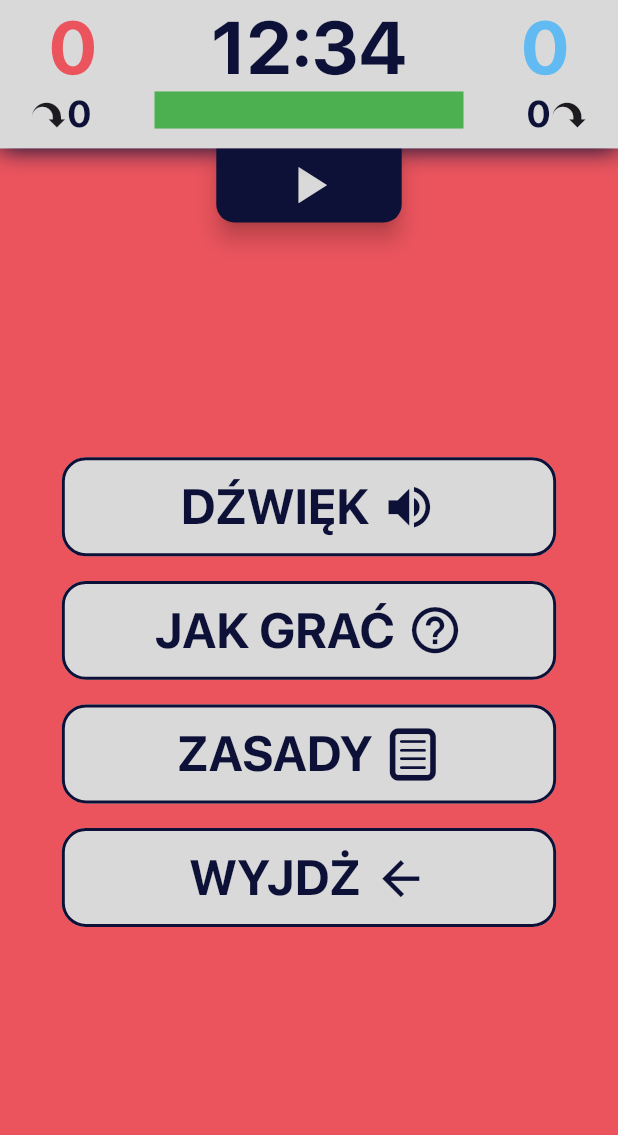
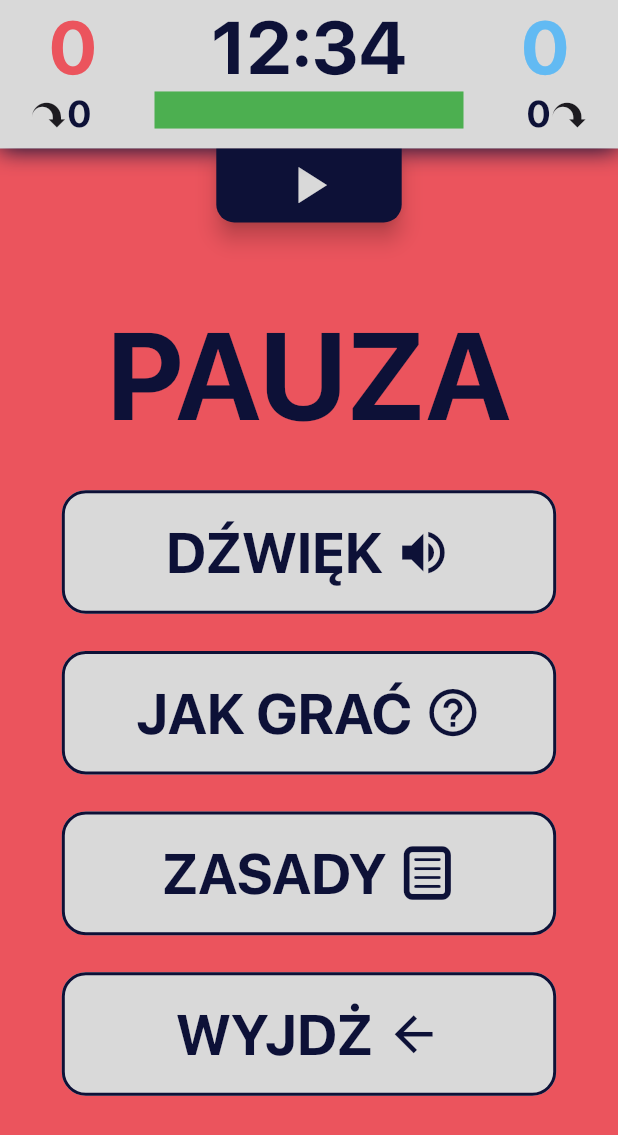
Before and after one commit to AlexanderRavenscroft/talk_but_carefully_app, a Flutter app: the GameScreen screen opened directly, after a tap on an icon or button, on a phone screen of 412 x 824 dp. Shown: the top 1135 px of the screen. Run offline on Flutter 3.47's test engine with Material 3 defaults, Android fonts, the phone set to English and light mode, and no system bars; our stand-ins replace audioplayers, device_preview, flutter_svg, package_info_plus, shared_preferences; accounts and stored records are empty.

Commit message:
Reset Points fix

```diff
--- a/lib/core/game_logic.dart
+++ b/lib/core/game_logic.dart
@@ -3,6 +3,7 @@ import 'package:gadajaleostroznie/core/globals.dart';
 import 'package:gadajaleostroznie/core/setup.dart';
 import 'package:gadajaleostroznie/presentation/game/game_results_screen.dart';
 import 'package:gadajaleostroznie/services/audio_service.dart';
+
 Map<Team, int> teamPlayerIndexes = {
   teamA: 0,
   teamB: 0,
@@ -12,12 +13,10 @@ String fullEncounterMessage = '';
 String getEncounterMessage() {
   if (currentTeam.players.isEmpty) {
     return '${getRandomElement(playerEncounterList)} ${currentTeam.name}!';
-    // return 'No dalej, nie każ nam czekać wieczność ${currentTeam.name}!';
   }
 
   int index = teamPlayerIndexes[currentTeam]!;
   return '${getRandomElement(playerEncounterList)} ${currentTeam.players[index].username}!';
-  //  return 'No dalej, nie każ nam czekać wieczność ${currentTeam.players[index].username}!';
 }
 
 void assignCurrentPlayer() {
@@ -29,13 +28,20 @@ void assignCurrentPlayer() {
   }
 }
 
+enum Screen {encounter, question}
+Screen currentScreen = Screen.encounter;
+
+bool isTeamBTurn = false;
+Team currentTeam = teamA;
+
 int currentGameStage = 0;
+int currentRound = 1;
+
 void nextScreen() {
   // Half of the round
   if(currentScreen == Screen.question) {
     isTeamBTurn = !isTeamBTurn;
     currentTeam = isTeamBTurn ? teamB : teamA;
-
   }
 
   currentGameStage = (currentGameStage >= 4) ? 1 : currentGameStage + 1;
@@ -54,10 +60,10 @@ void nextScreen() {
       assignCurrentPlayer();
     }
   }
-
   currentScreen = currentScreen == Screen.encounter ? Screen.question : Screen.encounter;
 }
 
+// POINTS BUTTONS FUNCTIONS
 void addPoints() {
   currentTeam.points++;
   if (currentTeam.players.isNotEmpty) {
@@ -80,8 +86,8 @@ void addSkips() {
     currentTeam.skips++;
 }
 
+// END OF THE GAME
 Team? winningTeam = teamA;
-
 checkResults() {
   if(teams.any((team) => team.points >= GameSettings.aviablePoints)) {
     if(teamA.points > teamB.points) {
@@ -107,15 +113,20 @@ checkResults() {
   }
   return false;
 }
+
+// RESET GAME
 void resetGame() {
-  // Keep the Teams and players, reset points
-
-  // teamA = Team("Drużyna I", [], TeamColors.teamRedColor, 0, 0);
-  // teamB = Team("Drużyna II", [], TeamColors.teamBlueColor, 0, 0);
+  // Keep the Teams and players, reset and screen
   for (var team in teams) {
     team.points = 0;
     team.skips = 0;
   }
+  for (Team team in teams) {
+    for (Player player in team.players) {
+      player.points = 0;
+    }
+  }
+
   currentGameStage = 0;
   currentRound = 1;
   teamPlayerIndexes[teamA] = 0;
--- a/lib/core/globals.dart
+++ b/lib/core/globals.dart
@@ -1,12 +1,9 @@
-// This file contains all global variables including sounds, excluding imported text
 import 'package:flutter/material.dart';
 import 'package:gadajaleostroznie/themes/themes.dart';
 
 //==================[GLOBAL NAVIGATION KEY]==================
 // Defining this will make easier Navigation between game and game_results_screen
 final GlobalKey<NavigatorState> navigatorKey = GlobalKey<NavigatorState>();
-
-
 
 //==================[GAME SETTINGS VARIABLES]==================
 class GameSettings{
@@ -23,8 +20,6 @@ class Player{
   int points;
 
   Player(this.username, this.points);
-
-
 }
 
 class Team{
@@ -41,16 +36,6 @@ List<Team> teams = [
     teamA,
     teamB,
 ];
+
 Team teamA = Team("Drużyna I", [], TeamColors.teamRedColor, 0, 0);
 Team teamB = Team("Drużyna II", [], TeamColors.teamBlueColor, 0, 0);
-
-//==================[GAME VARIABLES]==================
-
-
-int currentRound = 1;
-
-
-enum Screen {encounter, question}
-Screen currentScreen = Screen.encounter;
- bool isTeamBTurn = false;
-Team currentTeam = teamA;
--- a/lib/core/provider.dart
+++ b/lib/core/provider.dart
@@ -16,7 +16,7 @@ class ToggleProvider extends ChangeNotifier {
 /// Refresh team_settings_screen when color is choosen
 class RefreshProvider extends ChangeNotifier {
   void refreshPage() {
-    notifyListeners(); // Notify widgets that the page needs to rebuild
+    notifyListeners();
   }
 }
 
@@ -27,6 +27,7 @@ class GameToggleProvider extends ChangeNotifier {
   }
 }
 
+/// Update screen after game pause occurs
 class GamePauseProvider extends ChangeNotifier {
   bool _isPaused = false;
 
--- a/lib/main.dart
+++ b/lib/main.dart
@@ -29,7 +29,7 @@ void main() async {
 
   runApp(
     DevicePreview(
-      enabled: false,
+      enabled: true,
       builder: (context) => MultiProvider(
         providers: [
           ChangeNotifierProvider(create: (context) => ToggleProvider()),
--- a/lib/presentation/game/game_screen.dart
+++ b/lib/presentation/game/game_screen.dart
@@ -71,12 +71,12 @@ class GameScreen extends StatelessWidget {
                                     : SizedBox.shrink(),
 
                                 // Points and Skips Buttons
-                                Row(
+                                (currentScreen == Screen.question)
+                                    ? Row(
                                         mainAxisAlignment: MainAxisAlignment.spaceEvenly,
                                         children: [
                                           // Remove Points Button
-                                    (currentScreen == Screen.question)
-                                        ? PointsButton(
+                                          PointsButton(
                                             onPressed: () async {
                                               playAudio(GameSounds.wrongAnswerSound);
                                               if (!isLoading) {
@@ -89,12 +89,10 @@ class GameScreen extends StatelessWidget {
                                             },
                                             buttonIcon: AppIcons.cancel,
                                             iconColor: AppColors.primaryColor,
-                                          )
-                                        : SizedBox.shrink(),
+                                          ),
 
                                           // Add Skips Button
-                                    (currentScreen == Screen.question)
-                                        ? PointsButton(
+                                          PointsButton(
                                             onPressed: () async {
                                               if (!isLoading) {
                                                 if (currentTeam.skips < GameSettings.aviableSkips) {
@@ -109,12 +107,10 @@ class GameScreen extends StatelessWidget {
                                             },
                                             buttonIcon: AppIcons.arrowsCcw,
                                             iconColor: AppColors.textColor,
-                                          )
-                                        : SizedBox.shrink(),
+                                          ),
 
                                           // Add Points Button
-                                    (currentScreen == Screen.question)
-                                        ? PointsButton(
+                                          PointsButton(
                                             onPressed: () async {
                                               if (!isLoading) {
                                                 playAudio(GameSounds.correctAnswerSound);
@@ -127,10 +123,10 @@ class GameScreen extends StatelessWidget {
                                             },
                                             buttonIcon: AppIcons.ok,
                                             iconColor: AppColors.notificationColor,
+                                          ),
+                                        ],
                                       )
                                     : SizedBox.shrink(),
-                                  ],
-                                ),
                               ],
                             ),
                           );
--- a/lib/presentation/game/game_screen_widgets.dart
+++ b/lib/presentation/game/game_screen_widgets.dart
@@ -7,6 +7,79 @@ import 'package:gadajaleostroznie/core/game_logic.dart';
 import 'package:gadajaleostroznie/services/audio_service.dart';
 import 'package:gadajaleostroznie/core/provider.dart';
 import 'package:provider/provider.dart';
+
+//====================[GAME APP BAR]====================
+class GameAppBar extends StatelessWidget {
+  const GameAppBar({super.key});
+
+  @override
+  Widget build(BuildContext context) {
+    return Container(
+      decoration: BoxDecoration(
+        boxShadow: [
+          BoxShadow(
+            color: AppColors.textColor,
+            blurRadius: 12,
+            offset: Offset(0, 2),
+          ),
+        ],
+      ),
+      child: AppBar(
+        toolbarHeight: MediaQuery.of(context).size.height * 0.12,
+        backgroundColor: AppColors.neutralColor,
+        elevation: 0,
+        automaticallyImplyLeading: false,
+        title: SizedBox(
+          width: double.infinity,
+          height: MediaQuery.of(context).size.height * 0.12,
+          child: Stack(
+            alignment: Alignment.topCenter,
+            children: [
+              // Team A Points
+              Positioned(
+                left: MediaQuery.of(context).size.width * 0.04,
+                child: TeamPointsDisplay(teamPoints: teamA.points, teamColor: teamA.color),
+              ),
+
+              // Team A Skips
+              Positioned(
+                top: MediaQuery.of(context).size.height * 0.074,
+                left: MediaQuery.of(context).size.width * 0.01,
+                child: TeamSkipsDisplay(teamSkips: teamA.skips, iconFirst: true),
+              ),
+
+              // TIMER
+              Positioned(
+                child: TimerWidget(),
+              ),
+
+              // Progress Bar
+              Positioned(
+                top: MediaQuery.of(context).size.height * 0.074,
+                child: ProgressBarWidget(),
+              ),
+
+              // Team B Points
+              Positioned(
+                right: MediaQuery.of(context).size.width * 0.04,
+                child: TeamPointsDisplay(teamPoints: teamB.points, teamColor: teamB.color),
+              ),
+
+              // Team B Skips
+              Positioned(
+                top: MediaQuery.of(context).size.height * 0.074,
+                right: MediaQuery.of(context).size.width * 0.01,
+                child: TeamSkipsDisplay(teamSkips: teamB.skips, iconFirst: false),
+              ),
+            ],
+          ),
+        ),
+      ),
+    );
+  }
+}
+//====================[/GAME APP BAR]====================
+
 //====================[TEAM COLOR BACKGROUND]====================
 class TeamBackground extends StatefulWidget {
   const TeamBackground({super.key});
@@ -73,7 +146,6 @@ class TeamSkipsDisplay extends StatelessWidget {
         fontSize: MediaQuery.of(context).size.height * 0.03,
       ),
     );
-
     return Row(
       children: iconFirst ? [icon, text] : [text, icon],
     );
@@ -353,127 +425,6 @@ class PointsButton extends StatelessWidget {
 }
 //====================[/POINTS BUTTON]====================
 
-//====================[GAME APP BAR]====================
-class GameAppBar extends StatelessWidget {
-  const GameAppBar({super.key});
-
-  @override
-  Widget build(BuildContext context) {
-    return Container(
-      decoration: BoxDecoration(
-        boxShadow: [
-          BoxShadow(
-            color: AppColors.textColor,
-            blurRadius: 12,
-            offset: Offset(0, 2),
-          ),
-        ],
-      ),
-      child: AppBar(
-        toolbarHeight: MediaQuery.of(context).size.height * 0.12,
-        backgroundColor: AppColors.neutralColor,
-        elevation: 0,
-        automaticallyImplyLeading: false,
-        title: SizedBox(
-          width: double.infinity,
-          height: MediaQuery.of(context).size.height * 0.12,
-          child: Stack(
-            alignment: Alignment.topCenter,
-            children: [
-              // Team A Points
-              Positioned(
-                left: MediaQuery.of(context).size.width * 0.04,
-                child: TeamPointsDisplay(teamPoints: teamA.points, teamColor: teamA.color),
-              ),
-
-              // Team A Skips
-              Positioned(
-                top: MediaQuery.of(context).size.height * 0.074,
-                left: MediaQuery.of(context).size.width * 0.01,
-                child: TeamSkipsDisplay(teamSkips: teamA.skips, iconFirst: true),
-              ),
-
-              // TIMER
-              Positioned(
-                child: TimerWidget(),
-              ),
-
-              // Progress Bar
-              Positioned(
-                top: MediaQuery.of(context).size.height * 0.074,
-                child: ProgressBarWidget(),
-              ),
-
-              // Team B Points
-              Positioned(
-                right: MediaQuery.of(context).size.width * 0.04,
-                child: TeamPointsDisplay(teamPoints: teamB.points, teamColor: teamB.color),
-              ),
-
-              // Team B Skips
-              Positioned(
-                top: MediaQuery.of(context).size.height * 0.074,
-                right: MediaQuery.of(context).size.width * 0.01,
-                child: TeamSkipsDisplay(teamSkips: teamB.skips, iconFirst: false),
-              ),
-            ],
-          ),
-        ),
-      ),
-    );
-  }
-}
-//====================[/GAME APP BAR]====================
-
-//====================[PAUSE BUTTON]====================
-class PauseButton extends StatefulWidget {
-  const PauseButton({super.key});
-
-  @override
-  State<PauseButton> createState() => PauseButtonState();
-}
-
-class PauseButtonState extends State<PauseButton> {
-  @override
-  Widget build(BuildContext context) {
-    return Consumer<GamePauseProvider>(
-      builder: (context, gamePauseProvider, child) {
-        return SizedBox(
-          width: MediaQuery.of(context).size.width * 0.3,
-          height: MediaQuery.of(context).size.height * 0.06,
-          child: ElevatedButton(
-            style: ButtonStyle(
-              backgroundColor: WidgetStateProperty.all(AppColors.textColor),
-              shape: WidgetStateProperty.all(
-                RoundedRectangleBorder(
-                  borderRadius: BorderRadius.only(
-                    bottomLeft: Radius.circular(12),
-                    bottomRight: Radius.circular(12),
-                  ),
-                ),
-              ),
-              elevation: WidgetStateProperty.all(6),
-              shadowColor: WidgetStateProperty.all(Colors.black),
-            ),
-            onPressed: () {
-              context.read<GamePauseProvider>().pauseGame();
-              playAudio(GameSounds.tapSound);
-            },
-            child: Center(
-              child: Icon(
-                gamePauseProvider.isPaused ?AppIcons.play :  AppIcons.pause,
-                size: MediaQuery.of(context).size.height * 0.05,
-                color: AppColors.neutralColor,
-              ),
-            ),
-          ),
-        );
-      },
-    );
-  }
-}
-//====================[/PAUSE BUTTON]====================
-
 //====================[DATA LOADING INDICATOR]====================
 class DataLoadingIndicator extends StatefulWidget {
   const DataLoadingIndicator({super.key});
--- a/lib/presentation/game/pause_screen.dart
+++ b/lib/presentation/game/pause_screen.dart
@@ -8,6 +8,56 @@ import 'package:gadajaleostroznie/presentation/settings/game_settings_screen.dar
 import 'package:gadajaleostroznie/core/provider.dart';
 import 'package:provider/provider.dart';
 
+//====================[PAUSE BUTTON]====================
+class PauseButton extends StatefulWidget {
+  const PauseButton({super.key});
+
+  @override
+  State<PauseButton> createState() => PauseButtonState();
+}
+
+class PauseButtonState extends State<PauseButton> {
+  @override
+  Widget build(BuildContext context) {
+    return Consumer<GamePauseProvider>(
+      builder: (context, gamePauseProvider, child) {
+        return SizedBox(
+          width: MediaQuery.of(context).size.width * 0.3,
+          height: MediaQuery.of(context).size.height * 0.06,
+          child: ElevatedButton(
+            style: ButtonStyle(
+              backgroundColor: WidgetStateProperty.all(AppColors.textColor),
+              shape: WidgetStateProperty.all(
+                RoundedRectangleBorder(
+                  borderRadius: BorderRadius.only(
+                    bottomLeft: Radius.circular(12),
+                    bottomRight: Radius.circular(12),
+                  ),
+                ),
+              ),
+              elevation: WidgetStateProperty.all(6),
+              shadowColor: WidgetStateProperty.all(Colors.black),
+            ),
+            onPressed: () {
+              context.read<GamePauseProvider>().pauseGame();
+              playAudio(GameSounds.tapSound);
+            },
+            child: Center(
+              child: Icon(
+                gamePauseProvider.isPaused ? AppIcons.play :  AppIcons.pause,
+                size: MediaQuery.of(context).size.height * 0.05,
+                color: AppColors.neutralColor,
+              ),
+            ),
+          ),
+        );
+      },
+    );
+  }
+}
+//====================[/PAUSE BUTTON]====================
+
+//====================[PAUSE SCREEN]====================
 class PauseScreen extends StatefulWidget {
   const PauseScreen({super.key});
 
@@ -21,6 +71,16 @@ class PauseScreenState extends State<PauseScreen> {
     return Column(
       mainAxisAlignment: MainAxisAlignment.center,
       children: [
+        Text(
+          'PAUZA',
+          style: AppTypography.descBoldStyle.copyWith(
+            fontSize: MediaQuery.of(context).size.height * 0.1,
+          ),
+        ),
+
+        SizedBox(height: MediaQuery.of(context).size.height * 0.02),
+
+        // Sound Toggle Button
         PauseSettingsButton(
           settingsButtonText: 'DŹWIĘK',
           settingsButtonIcon: GameSounds.soundToggled ? AppIcons.soundON : AppIcons.soundOFF,
@@ -32,7 +92,10 @@ class PauseScreenState extends State<PauseScreen> {
             playAudio(GameSounds.optionSwitchSound);
           },
         ),
-        SizedBox(height: MediaQuery.of(context).size.height * 0.02),
+
+        SizedBox(height: MediaQuery.of(context).size.height * 0.03),
+
+        // Game Guide Button
         PauseSettingsButton(
           settingsButtonText: 'JAK GRAĆ',
           settingsButtonIcon: AppIcons.question,
@@ -50,7 +113,10 @@ class PauseScreenState extends State<PauseScreen> {
             playAudio(GameSounds.optionSwitchSound);
           },
         ),
-        SizedBox(height: MediaQuery.of(context).size.height * 0.02),
+
+        SizedBox(height: MediaQuery.of(context).size.height * 0.03),
+
+        // Rules Button
         PauseSettingsButton(
           settingsButtonText: 'ZASADY',
           settingsButtonIcon: AppIcons.docText,
@@ -69,25 +135,27 @@ class PauseScreenState extends State<PauseScreen> {
             playAudio(GameSounds.optionSwitchSound);
           },
         ),
-        SizedBox(height: MediaQuery.of(context).size.height * 0.02),
 
+        SizedBox(height: MediaQuery.of(context).size.height * 0.03),
+
+        // Exit Button
         PauseSettingsButton(
           settingsButtonText: 'WYJDŻ',
           settingsButtonIcon: AppIcons.arrowBack,
           settingsButtonPress: () {
             resetGame();
-              Navigator.pop(context, MaterialPageRoute(builder: (context) =>  GameSettingsScreen()));
+            Navigator.pop(context, MaterialPageRoute(builder: (context) => GameSettingsScreen()));
             context.read<GamePauseProvider>().pauseGame();
             playAudio(GameSounds.tapSound);
           },
         ),
-
-      ]
+      ],
     );
   }
 }
-//====================[MENU BUTTON]====================
-//====================[SETTINGS BUTTONS]====================
+//====================[/PAUSE SCREEN]====================
+
+//====================[PAUSE SETTINGS BUTTON]====================
 class PauseSettingsButton extends StatelessWidget {
   final VoidCallback settingsButtonPress;
   final IconData settingsButtonIcon;
@@ -108,7 +176,7 @@ class PauseSettingsButton extends StatelessWidget {
         fixedSize: WidgetStateProperty.all(
           Size(
             MediaQuery.of(context).size.width * 0.8,
-            MediaQuery.of(context).size.height * 0.08,
+            MediaQuery.of(context).size.height * 0.1,
           ),
         ),
         backgroundColor: WidgetStateProperty.all(AppColors.neutralColor),
@@ -128,22 +196,23 @@ class PauseSettingsButton extends StatelessWidget {
           Text(
             settingsButtonText,
             style: AppTypography.descBoldStyle.copyWith(
-              fontSize: MediaQuery.of(context).size.height * 0.04,
-            )
+              fontSize: MediaQuery.of(context).size.height * 0.046,
+            ),
           ),
           SizedBox(width: MediaQuery.of(context).size.width * 0.02),
           Icon(
             settingsButtonIcon,
             color: AppColors.textColor,
-            size: (MediaQuery.of(context).size.width + MediaQuery.of(context).size.height) * 0.03,
+            size: MediaQuery.of(context).size.height * 0.046,
           ),
         ],
       ),
     );
   }
 }
-//====================[/SETTINGS BUTTONS]====================
-//====================[RULES POPUP]====================
+//====================[/PAUSE SETTINGS BUTTON]====================
+
+//====================[GAME GUIDE DIALOG]====================
 class GameGuideDialog extends StatelessWidget {
   final IconData headingIcon;
   final String headingText;
@@ -184,16 +253,15 @@ class GameGuideDialog extends StatelessWidget {
         ],
       ),
 
+      // Content: Game Guide Image and Text
       content: SizedBox(
         width: double.maxFinite,
         child: SingleChildScrollView(
           child: Column(
-            spacing: 4,
             children: [
               Image.asset('assets/images/game-guide-pl.png'),
               Center(
-
-                  child:  Text(
+                child: Text(
                   'RODZAJE PYTAŃ:',
                   textAlign: TextAlign.justify,
                   style: AppTypography.descBoldStyle.copyWith(
@@ -246,16 +314,22 @@ class GameGuideDialog extends StatelessWidget {
     );
   }
 }
-//====================[/RULES POPUP]====================
+//====================[/GAME GUIDE DIALOG]====================
 
+//====================[GAME GUIDE TEXT]====================
 class GameGuideText extends StatelessWidget {
   final IconData difIcon;
   final String difName;
-  const GameGuideText({super.key, required this.difIcon, required this.difName});
+
+  const GameGuideText({
+    super.key,
+    required this.difIcon,
+    required this.difName,
+  });
 
   @override
   Widget build(BuildContext context) {
-    return  Row(
+    return Row(
       mainAxisAlignment: MainAxisAlignment.center,
       children: [
         Icon(
@@ -270,7 +344,6 @@ class GameGuideText extends StatelessWidget {
           ),
         ),
         SizedBox(width: MediaQuery.of(context).size.width * 0.02),
-
         Expanded(
           child: Text(
             difName,
@@ -279,8 +352,8 @@ class GameGuideText extends StatelessWidget {
             ),
           ),
         ),
-
       ],
     );
   }
 }
+//====================[/GAME GUIDE TEXT]====================
```
Also changed, not shown: lib/presentation/game/game_results_screen.dart (+23 -1 lines), lib/presentation/game/game_results_screen_widgets.dart (+16 -2 lines). Lines whose indentation alone changed are shown as unchanged.
